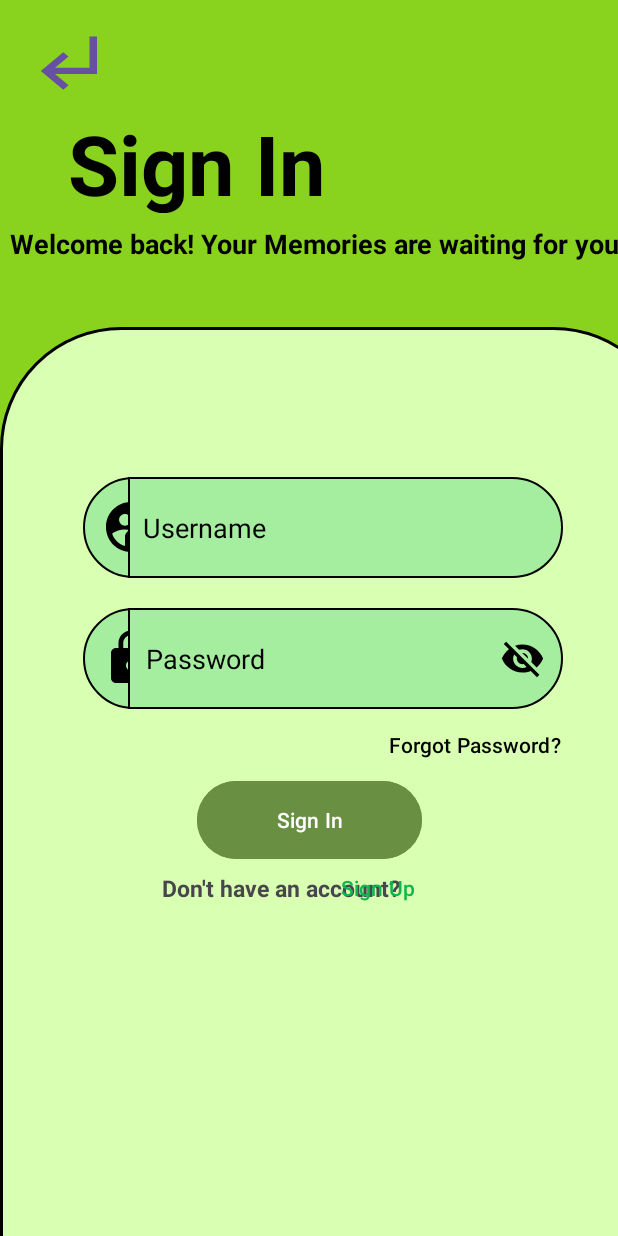
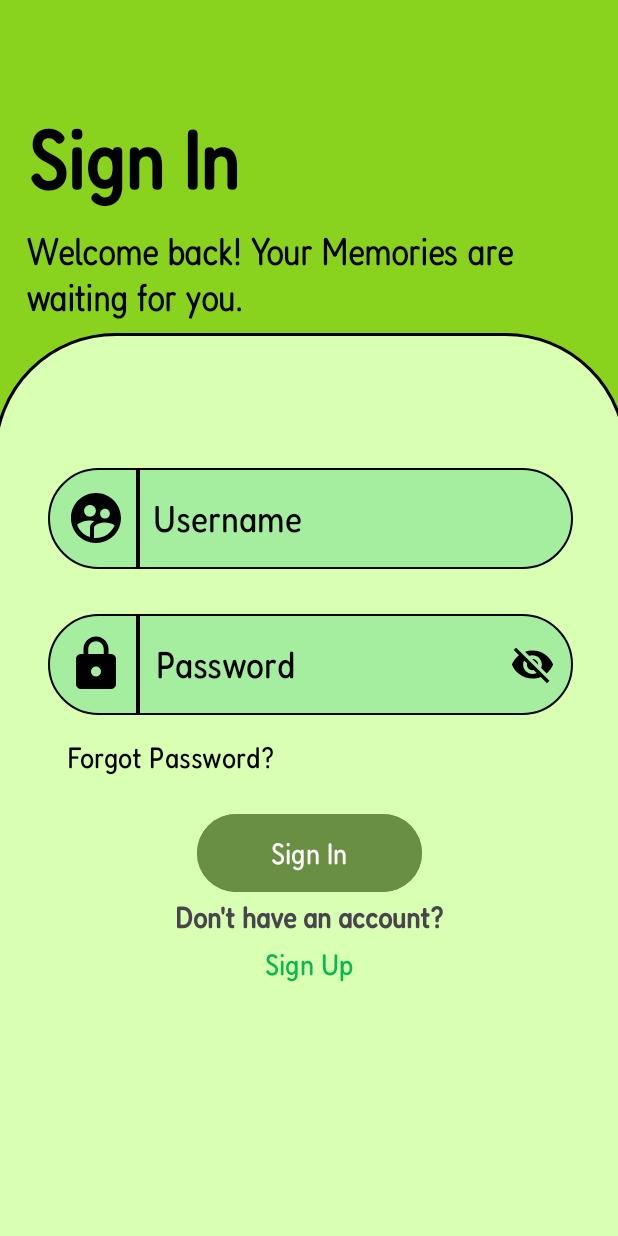
Before and after one commit to ManokManokManok/SnapVault, an Android app built with Jetpack Compose: the signup screen opened directly, with no data from a screen before it, after a tap on "Sign In", on a phone screen of 412 x 824 dp. Run offline under Robolectric (Android 15) with nearby library versions, the phone set to English and light mode, and no system bars.

Commit message:
Added animations for sign in/up, fixed constraint errors, finshing touches(sign in/up)

```diff
--- a/app/src/main/java/com/example/snapvault_mk1/login.kt
+++ b/app/src/main/java/com/example/snapvault_mk1/login.kt
@@ -1,6 +1,7 @@
 package com.example.snapvault_mk1
 
 import android.content.Intent
+import android.content.res.Resources
 import android.os.Bundle
 import android.view.MotionEvent
 import android.widget.EditText
@@ -19,6 +20,9 @@ import retrofit2.http.Field
 import retrofit2.http.FormUrlEncoded
 import retrofit2.http.POST
 import android.util.Log
+import android.view.View
+import androidx.constraintlayout.widget.ConstraintLayout
+
 
 interface LoginApi {
     @FormUrlEncoded
@@ -30,11 +34,11 @@ interface LoginApi {
 }
 
 class Login : AppCompatActivity() {
+    private var isPopupShown = false
 
     private lateinit var emailEditText: EditText
     private lateinit var passwordEditText: EditText
     private lateinit var loginButton: Button
-    private lateinit var backButton: Button
     private lateinit var signunButton: Button
     private var isPasswordVisible = false
 
@@ -46,8 +50,30 @@ class Login : AppCompatActivity() {
         emailEditText = findViewById(R.id.username)
         passwordEditText = findViewById(R.id.password)
         loginButton = findViewById(R.id.loginButton)
-        backButton = findViewById(R.id.back_btn)
         signunButton = findViewById(R.id.signup)
+
+        val main = findViewById<ConstraintLayout>(R.id.main)
+        val heightOfScreen = Resources.getSystem().displayMetrics.heightPixels
+
+        val popup = listOf<View>(
+            findViewById(R.id.background),
+            findViewById(R.id.username),
+            findViewById(R.id.usernameicon),
+            findViewById(R.id.password),
+            findViewById(R.id.passicon),
+            findViewById(R.id.forgetpass),
+            findViewById(R.id.loginButton),
+            findViewById(R.id.dhac),
+            findViewById(R.id.signup)
+
+        )
+
+        popup.forEach { it.visibility = View.GONE }
+
+        if (!isPopupShown) {
+            showPopup(popup, heightOfScreen)
+            isPopupShown = true
+        }
 
         // Handle password visibility toggle
         passwordEditText.setOnTouchListener { v, event ->
@@ -78,8 +104,17 @@ class Login : AppCompatActivity() {
             startActivity(intent)
         }
 
-        backButton.setOnClickListener {
-            finish()
+    }
+
+    private fun showPopup(popupViews: List<View>, heightOfScreen: Int) {
+        popupViews.forEach { view ->
+            view.visibility = View.VISIBLE
+            view.translationY = heightOfScreen.toFloat()
+
+            view.animate()
+                .translationY(0f)
+                .setDuration(500)
+                .start()
         }
     }
 
--- a/app/src/main/java/com/example/snapvault_mk1/signup.kt
+++ b/app/src/main/java/com/example/snapvault_mk1/signup.kt
@@ -1,14 +1,17 @@
 package com.example.snapvault_mk1
 
 import android.content.Intent
+import android.content.res.Resources
 import android.os.Bundle
 import android.view.MotionEvent
 import android.widget.EditText
 import android.text.InputType
 import android.util.Log
+import android.view.View
 import android.widget.Button
 import android.widget.Toast
 import androidx.appcompat.app.AppCompatActivity
+import androidx.constraintlayout.widget.ConstraintLayout
 import okhttp3.ResponseBody
 import retrofit2.Call
 import retrofit2.Callback
@@ -29,11 +32,11 @@ interface ApiService {
 }
 
 class signup : AppCompatActivity() {
+    private var isPopupShown = false
 
     private lateinit var emailEditText: EditText
     private lateinit var usernameEditText: EditText
     private lateinit var passwordEditText: EditText
-    private lateinit var backButton: Button
     private var isPasswordVisible = false
 
     override fun onCreate(savedInstanceState: Bundle?) {
@@ -42,11 +45,36 @@ class signup : AppCompatActivity() {
 
         emailEditText = findViewById(R.id.email)
         usernameEditText = findViewById(R.id.username)
-        backButton = findViewById(R.id.back_btn)
 
         val signinButton: Button = findViewById(R.id.signin)
         val signupButton: Button = findViewById(R.id.signupButton)
         passwordEditText = findViewById(R.id.password)
+
+        val main = findViewById<ConstraintLayout>(R.id.main)
+        val heightOfScreen = Resources.getSystem().displayMetrics.heightPixels
+
+        //DITO YUNG MGA VALUES NYA. NILAGAY KO ULI PRA MINSANANG CALL HAYAAN NYO NA YUNG WARNING
+        val popup = listOf<View>(
+            findViewById(R.id.background),
+            findViewById(R.id.email),
+            findViewById(R.id.emailicon),
+            findViewById(R.id.username),
+            findViewById(R.id.usernameicon),
+            findViewById(R.id.password),
+            findViewById(R.id.passicon),
+            findViewById(R.id.signupButton),
+            findViewById(R.id.dhac),
+            findViewById(R.id.signin)
+
+        )
+
+        // DITO YUNG SA AUTO START NG ANIMATION
+        popup.forEach { it.visibility = View.GONE }
+
+        if (!isPopupShown) {
+            showPopup(popup, heightOfScreen)
+            isPopupShown = true
+        }
 
         signupButton.setOnClickListener {
             val password = passwordEditText.text.toString()
@@ -67,9 +95,6 @@ class signup : AppCompatActivity() {
             startActivity(intent)
         }
 
-        backButton.setOnClickListener {
-            finish()
-        }
 
         passwordEditText.setOnTouchListener { v, event ->
             val DRAWABLE_RIGHT = 2
@@ -88,6 +113,19 @@ class signup : AppCompatActivity() {
                 }
             }
             false
+        }
+    }
+
+    //DITO YUNG DUN SA ANIMATION NG PAG TAAS
+    private fun showPopup(popupViews: List<View>, heightOfScreen: Int) {
+        popupViews.forEach { view ->
+            view.visibility = View.VISIBLE
+            view.translationY = heightOfScreen.toFloat()
+
+            view.animate()
+                .translationY(0f)
+                .setDuration(500)
+                .start()
         }
     }
 
--- a/app/src/main/res/layout/activity_login.xml
+++ b/app/src/main/res/layout/activity_login.xml
@@ -9,40 +9,30 @@
     tools:context=".Login">
 
 
-    <Button
-        android:id="@+id/back_btn"
-        android:layout_width="60dp"
-        android:layout_height="50dp"
-        android:layout_marginTop="16dp"
-        android:background="@drawable/back_icon"
-        app:layout_constraintEnd_toEndOf="parent"
-        app:layout_constraintHorizontal_bias="0.041"
-        app:layout_constraintStart_toStartOf="parent"
-        app:layout_constraintTop_toTopOf="parent" />
-
     <TextView
         android:id="@+id/message"
-        android:layout_width="440dp"
+        android:layout_width="370dp"
         android:layout_height="70dp"
-        android:layout_marginStart="30dp"
-        android:layout_marginTop="150dp"
+        android:layout_marginTop="10dp"
         android:text="Welcome back! Your Memories are waiting for you."
+        android:fontFamily="@font/fredoka_light"
         android:textColor="@color/black"
-        android:textSize="18dp"
+        android:textSize="25sp"
         android:textStyle="bold"
         app:layout_constraintEnd_toEndOf="parent"
         app:layout_constraintHorizontal_bias="0.41"
         app:layout_constraintStart_toStartOf="parent"
-        app:layout_constraintTop_toTopOf="parent" />
+        app:layout_constraintTop_toBottomOf="@id/welcome" />
 
     <TextView
         android:id="@+id/welcome"
         android:layout_width="200dp"
         android:layout_height="70dp"
-        android:layout_marginStart="32dp"
+        android:layout_marginStart="3dp"
         android:layout_marginTop="72dp"
         android:text="Sign In"
         android:textColor="@color/black"
+        android:fontFamily="@font/fredoka_regular"
         android:textSize="55dp"
         android:textStyle="bold"
         app:layout_constraintEnd_toEndOf="parent"
@@ -52,91 +42,93 @@
 
     <ImageView
         android:id="@+id/background"
-        android:layout_width="450dp"
+        android:layout_width="422dp"
         android:layout_height="780dp"
-        android:layout_marginTop="152dp"
         android:background="@drawable/background_corner"
+        app:layout_constraintEnd_toEndOf="parent"
         app:layout_constraintStart_toStartOf="parent"
-        app:layout_constraintTop_toBottomOf="@id/back_btn" />
+        app:layout_constraintTop_toBottomOf="@id/message" />
+
+    <TextView
+        android:id="@+id/passicon"
+        android:layout_width="60dp"
+        android:layout_height="67dp"
+        android:layout_marginStart="32dp"
+        android:layout_marginTop="30dp"
+        android:background="@drawable/semi_circle_left"
+        android:drawableLeft="@drawable/pass_icon"
+        android:padding="12dp"
+        app:layout_constraintStart_toStartOf="parent"
+        app:layout_constraintTop_toBottomOf="@id/usernameicon" />
+
+    <EditText
+        android:id="@+id/password"
+        android:layout_width="290dp"
+        android:layout_height="67dp"
+        android:layout_marginTop="30dp"
+        android:background="@drawable/semi_circle_corner"
+        android:drawableRight="@drawable/eyev"
+        android:ems="10"
+        android:hint="Password"
+        android:fontFamily="@font/fredoka_regular"
+        android:textSize="25sp"
+        android:inputType="textPassword"
+        android:longClickable="false"
+        android:padding="12dp"
+        android:textColor="@color/black"
+        android:textColorHint="@color/black"
+        app:layout_constraintStart_toEndOf="@id/passicon"
+        app:layout_constraintTop_toBottomOf="@id/username" />
 
     <TextView
         android:id="@+id/usernameicon"
         android:layout_width="60dp"
         android:layout_height="67dp"
-        android:layout_marginStart="55dp"
-        android:layout_marginTop="339dp"
-        android:background="@drawable/semi_circle_left"
-        android:drawableLeft="@drawable/pass_icon"
-        android:padding="12dp"
-        app:layout_constraintStart_toStartOf="parent"
-        app:layout_constraintTop_toBottomOf="@id/back_btn" />
-
-    <EditText
-        android:id="@+id/password"
-        android:layout_width="290dp"
-        android:layout_height="67dp"
-        android:layout_marginTop="20dp"
-        android:background="@drawable/semi_circle_corner"
-        android:drawableRight="@drawable/eyev"
-        android:ems="10"
-        android:hint="Password"
-        android:inputType="textPassword"
-        android:longClickable="false"
-        android:padding="12dp"
-        android:textColor="@color/black"
-        android:textColorHint="@color/black"
-        app:layout_constraintEnd_toEndOf="parent"
-        app:layout_constraintHorizontal_bias="0.7"
-        app:layout_constraintStart_toStartOf="parent"
-        app:layout_constraintTop_toBottomOf="@id/username" />
-
-    <TextView
-        android:id="@+id/passicon"
-        android:layout_width="60dp"
-        android:layout_height="67dp"
-        android:layout_marginStart="55dp"
-        android:layout_marginTop="252dp"
+        android:layout_marginStart="32dp"
+        android:layout_marginTop="90dp"
         android:background="@drawable/semi_circle_left"
         android:drawableLeft="@drawable/user_icon"
         android:padding="12dp"
         app:layout_constraintStart_toStartOf="parent"
-        app:layout_constraintTop_toBottomOf="@id/back_btn" />
+        app:layout_constraintTop_toBottomOf="@id/message" />
 
     <TextView
         android:id="@+id/dhac"
-        android:layout_width="160dp"
+        android:layout_width="wrap_content"
         android:layout_height="40dp"
-        android:layout_marginStart="108dp"
-        android:layout_marginTop="515dp"
         android:text="Don't have an account?"
-        android:textSize="15sp"
+        android:textSize="20sp"
         android:textStyle="bold"
+        android:fontFamily="@font/fredoka_regular"
         app:layout_constraintStart_toStartOf="parent"
-        app:layout_constraintTop_toBottomOf="@+id/back_btn" />
+        app:layout_constraintEnd_toEndOf="parent"
+        app:layout_constraintTop_toBottomOf="@+id/loginButton" />
 
     <Button
         android:id="@+id/signup"
-        android:layout_width="97dp"
-        android:layout_height="40dp"
-        android:layout_marginTop="55dp"
-        android:layout_marginEnd="112dp"
+        android:layout_width="wrap_content"
+        android:layout_height="wrap_content"
+        android:layout_marginTop="-20dp"
         android:background="@drawable/btn_transparent"
         android:text="Sign Up"
+        android:textSize="20sp"
+        android:fontFamily="@font/fredoka_regular"
         android:textColor="#0CB84E"
         app:layout_constraintEnd_toEndOf="parent"
-        app:layout_constraintTop_toBottomOf="@+id/forgetpass" />
+        app:layout_constraintStart_toStartOf="parent"
+        app:layout_constraintTop_toBottomOf="@+id/dhac" />
 
     <Button
         android:id="@+id/forgetpass"
-        android:layout_width="170dp"
-        android:layout_height="40dp"
-        android:layout_marginLeft="200dp"
+        android:layout_width="wrap_content"
+        android:layout_height="wrap_content"
         android:layout_marginTop="4dp"
+        android:layout_marginStart="20dp"
         android:background="@drawable/btn_transparent"
+        android:textSize="20sp"
         android:text="Forgot Password?"
+        android:fontFamily="@font/fredoka_regular"
         android:textColor="@color/black"
-        app:layout_constraintEnd_toEndOf="parent"
-        app:layout_constraintHorizontal_bias="0.751"
         app:layout_constraintStart_toStartOf="parent"
         app:layout_constraintTop_toBottomOf="@+id/password" />
 
@@ -144,29 +136,31 @@
         android:id="@+id/loginButton"
         android:layout_width="150dp"
         android:layout_height="60dp"
-        android:layout_marginTop="44dp"
+        android:layout_marginTop="10dp"
         android:backgroundTint="#698F42"
         android:text="Sign In"
+        android:fontFamily="@font/fredoka_regular"
+        android:textSize="20sp"
         app:layout_constraintEnd_toEndOf="parent"
         app:layout_constraintStart_toStartOf="parent"
-        app:layout_constraintTop_toBottomOf="@+id/password" />
+        app:layout_constraintTop_toBottomOf="@+id/forgetpass" />
 
     <EditText
         android:id="@+id/username"
         android:layout_width="290dp"
         android:layout_height="67dp"
-        android:layout_marginTop="252dp"
+        android:layout_marginTop="90dp"
         android:background="@drawable/semi_circle_corner"
         android:ems="10"
         android:hint="Username"
+        android:fontFamily="@font/fredoka_regular"
+        android:textSize="25sp"
         android:inputType="text"
         android:padding="10dp"
         android:textColor="@color/black"
         android:textColorHint="@color/black"
-        app:layout_constraintEnd_toEndOf="parent"
-        app:layout_constraintHorizontal_bias="0.7"
-        app:layout_constraintStart_toStartOf="parent"
-        app:layout_constraintTop_toBottomOf="@id/back_btn" />
+        app:layout_constraintStart_toEndOf="@id/usernameicon"
+        app:layout_constraintTop_toBottomOf="@id/message" />
 
 
 </androidx.constraintlayout.widget.ConstraintLayout>
```
Also changed, not shown: app/src/main/java/com/example/snapvault_mk1/StartPage.kt (+10 -12 lines), app/src/main/res/layout/activity_signup.xml (+67 -72 lines).
